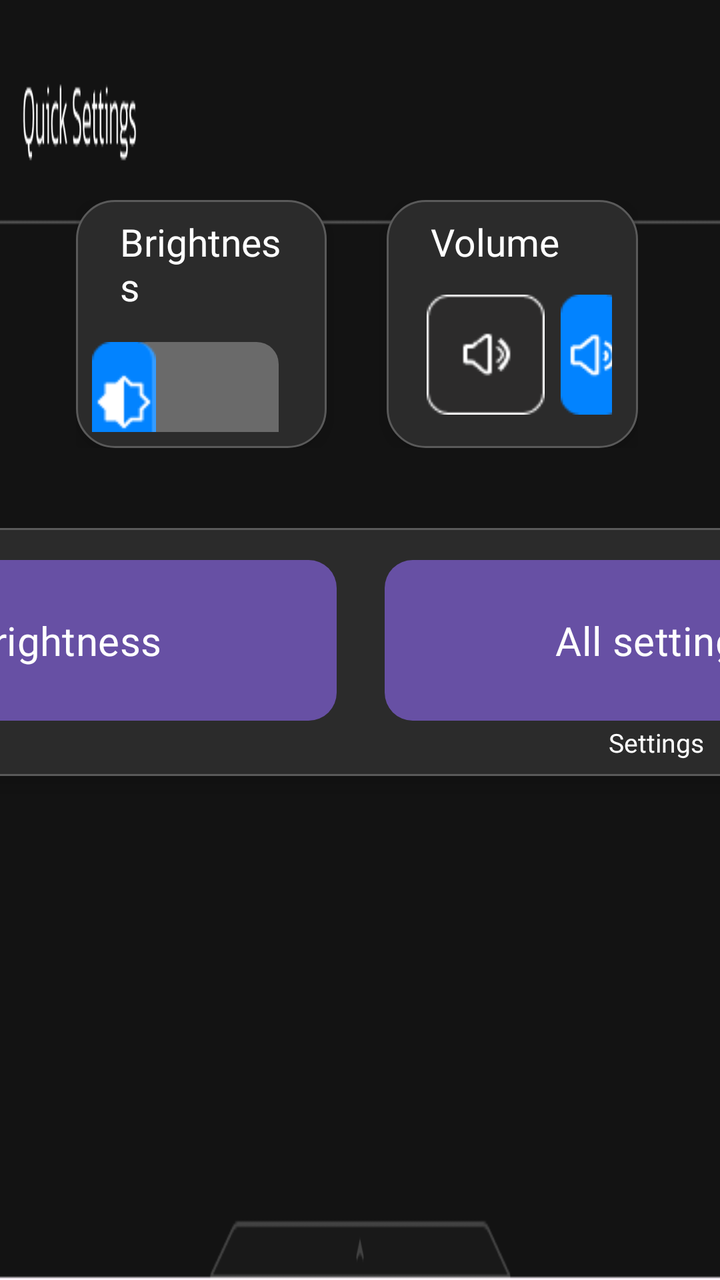
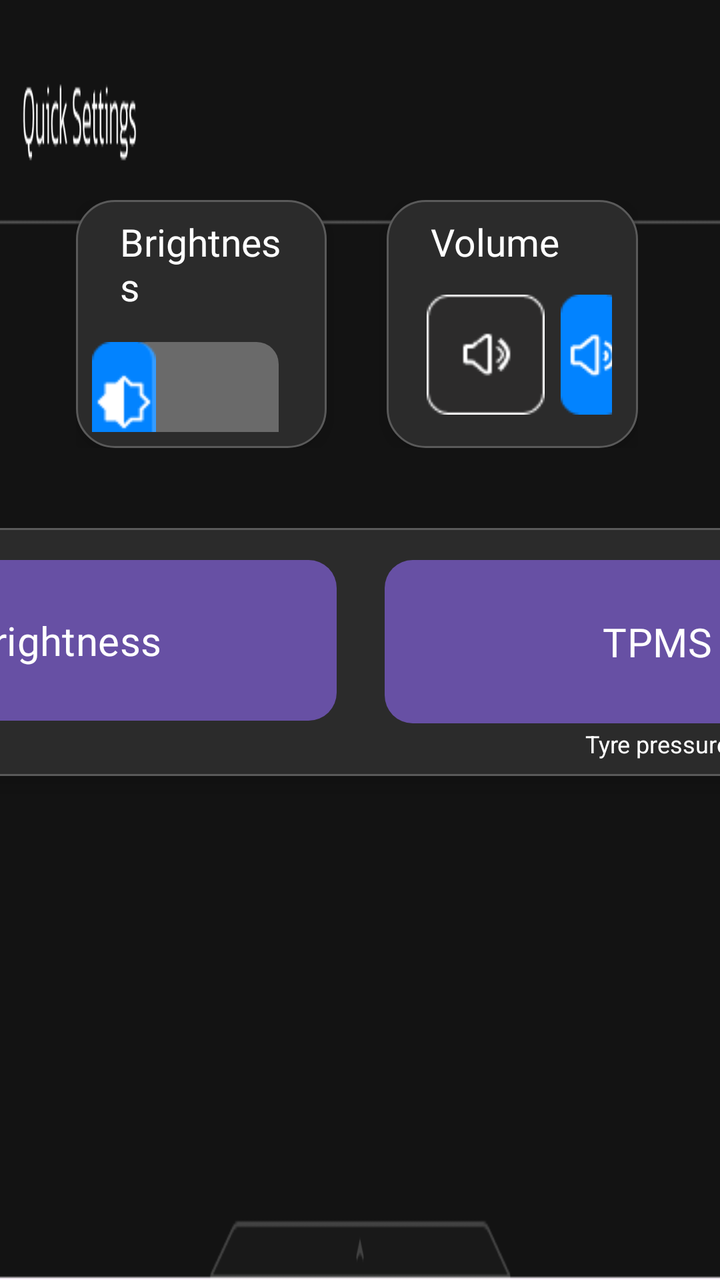

Compare the two renders of this Android layout. The source of the first and the diff that turns it into the second are given below.
<!-- AndroidManifest.xml: application theme Theme.rideOS -->
<!-- res/layout/activity_quick_setting.xml -->
<androidx.constraintlayout.widget.ConstraintLayout
    xmlns:android="http://schemas.android.com/apk/res/android"
    xmlns:app="http://schemas.android.com/apk/res-auto"
    xmlns:tools="http://schemas.android.com/tools"
    android:id="@+id/main"
    android:layout_width="1280dp"
    android:layout_height="480dp"
    android:background="@drawable/quicksetbg"
    tools:context=".QuickSetting">

    
    <LinearLayout
        android:id="@+id/topControlsContainer"
        android:layout_width="0dp"
        android:layout_height="wrap_content"
        android:layout_marginTop="100dp"
        android:orientation="horizontal"
        android:layout_marginStart="38dp"
        android:layout_marginEnd="41dp"
        app:layout_constraintTop_toTopOf="parent"
        app:layout_constraintStart_toStartOf="parent"
        app:layout_constraintEnd_toEndOf="parent">

        
        <LinearLayout
            android:id="@+id/brightnessContainer"
            android:layout_width="0dp"
            android:layout_height="124dp"
            android:layout_weight="1"
            android:background="@drawable/seekbar_container_bg"
            android:elevation="6dp"
            android:orientation="vertical"
            android:padding="8dp">

            <LinearLayout
                android:layout_width="match_parent"
                android:layout_height="wrap_content"
                android:orientation="horizontal"
                android:layout_marginStart="14dp"
                android:layout_marginEnd="14dp"
                android:gravity="center_vertical"
                >

                <TextView
                    android:id="@+id/brightnessLabel"
                    android:layout_width="wrap_content"
                    android:layout_height="wrap_content"
                    android:text="Brightness"
                    android:fontFamily="@font/kanit"
                    android:textColor="#FFFFFF"
                    android:textSize="19sp" />

                <TextView
                    android:id="@+id/autoBrightnessText"
                    android:layout_width="190dp"
                    android:layout_height="wrap_content"
                    android:layout_marginStart="248dp"
                    android:fontFamily="@font/kanitlite"
                    android:text="90%"
                    android:textAlignment="textEnd"
                    android:textColor="#FFEB3B"
                    android:textSize="17sp" />
            </LinearLayout>

            <SeekBar
                android:id="@+id/brightnessSlider"
                android:layout_width="match_parent"
                android:layout_height="90dp"
                android:max="255"
                android:progressDrawable="@drawable/custom_seekbar"
                android:splitTrack="false"
                android:thumb="@drawable/brigness_seekbarhtumb"
                android:thumbTint="@null" />


        </LinearLayout>


        
        <LinearLayout
            android:id="@+id/volumeContainer"
            android:layout_width="0dp"
            android:layout_height="124dp"
            android:layout_marginStart="30dp"
            android:layout_weight="1"
            android:background="@drawable/seekbar_container_bg"
            android:elevation="6dp"
            android:orientation="vertical"
            android:padding="8dp">

            <TextView
                android:id="@+id/volumeLabel"
                android:layout_width="wrap_content"
                android:layout_height="wrap_content"
                android:fontFamily="@font/kanit"
                android:text="Volume"
                android:layout_marginStart="14dp"

                android:textColor="#FFFFFF"
                android:textSize="19sp" />

            <LinearLayout
                android:layout_width="match_parent"
                android:layout_height="match_parent"
                android:layout_marginTop="5dp"
                android:gravity="center_vertical"
                android:orientation="horizontal">


                <ImageButton
                    android:id="@+id/muteButton"
                    android:layout_width="59dp"
                    android:layout_height="60dp"
                    android:layout_marginStart="12dp"
                    android:layout_marginEnd="8dp"
                    android:adjustViewBounds="true"
                    android:background="@android:color/transparent"
                    android:contentDescription="Mute toggle"
                    android:scaleType="fitXY"
                    android:src="@drawable/unmutted" />
                <SeekBar
                    android:id="@+id/volumeSlider"
                    android:layout_width="0dp"
                    android:layout_height="90dp"
                    android:layout_weight="1"
                    android:max="255"
                    android:layout_marginEnd="5dp"
                    android:progressDrawable="@drawable/custom_seekbar"
                    android:splitTrack="false"
                    android:thumb="@drawable/volumebar_thumb"
                    android:thumbTint="@null" />


            </LinearLayout>
        </LinearLayout>
    </LinearLayout>

    
    <LinearLayout
        android:id="@+id/toggleButtonsContainer"
        android:layout_width="1200dp"
        android:layout_height="124dp"
        android:layout_marginTop="264dp"
        android:layout_marginStart="26dp"
        android:layout_marginEnd="26dp"
        android:orientation="horizontal"
        app:layout_constraintTop_toTopOf="parent"
        app:layout_constraintStart_toStartOf="parent"
        app:layout_constraintEnd_toEndOf="parent"
        android:background="@drawable/seekbar_container_bg"
        android:elevation="6dp"
        android:padding="8dp">

        
        <LinearLayout
            android:layout_width="0dp"
            android:layout_height="match_parent"
            android:layout_weight="1"
            android:orientation="vertical"
            android:gravity="center">

            <Button
                android:id="@+id/wifiToggle"
                style="@style/QuickButtonStyle"
                android:text="Wi-Fi"
                android:layout_width="match_parent"
                android:layout_height="0dp"
                android:layout_weight="1"
                android:backgroundTint="#555555"
                android:textColor="#FFFFFF"/>

            <TextView
                android:id="@+id/wifiStatusText"
                android:layout_width="wrap_content"
                android:layout_height="wrap_content"
                android:text=""
                android:textColor="#FFFFFF"
                android:textSize="13sp"
                android:fontFamily="@font/kanit"
                android:gravity="center"
                android:layout_marginTop="2dp"/>
        </LinearLayout>


        




























        <LinearLayout
            android:layout_width="0dp"
            android:layout_height="match_parent"
            android:layout_weight="1"
            android:orientation="vertical"
            android:gravity="center">

            <Button
                android:id="@+id/autoBrightnessToggle"
                style="@style/QuickButtonStyle"
                android:text="Brightness"
                android:layout_width="match_parent"
                android:layout_height="0dp"
                android:layout_weight="1"
                android:backgroundTint="#555555"
                android:textColor="#FFFFFF"/>

            <TextView
                android:id="@+id/autoBrightnessStatus"
                android:layout_width="wrap_content"
                android:layout_height="wrap_content"
                android:text=""
                android:textColor="#FFFFFF"
                android:textSize="13sp"
                android:fontFamily="@font/kanit"
                android:gravity="center"
                android:layout_marginTop="2dp"/>
        </LinearLayout>
        
        <LinearLayout
            android:layout_width="0dp"
            android:layout_height="match_parent"
            android:layout_weight="1"
            android:orientation="vertical"
            android:gravity="center">

            <Button
                android:id="@+id/Settingbtn"
                style="@style/QuickButtonStyle"
                android:text="All settings"
                android:layout_width="match_parent"
                android:layout_height="0dp"
                android:layout_weight="1"
                android:backgroundTint="#1C78BE"
                android:textColor="#FFFFFF"/>

            
            <TextView
                android:id="@+id/bluetoothStatusText"
                android:layout_width="wrap_content"
                android:layout_height="wrap_content"
                android:text="Settings"
                android:textColor="#FFFFFF"
                android:textSize="13sp"
                android:gravity="center"
                android:fontFamily="@font/kanit"
                android:layout_marginTop="2dp"/>
        </LinearLayout>

        
        <LinearLayout
            android:layout_width="0dp"
            android:layout_height="match_parent"
            android:layout_weight="1"
            android:orientation="vertical"
            android:gravity="center">

            <Button
                android:id="@+id/blue_tpmsbtn"
                style="@style/QuickButtonStyle"
                android:text="TPMS"
                android:layout_width="match_parent"
                android:layout_height="0dp"
                android:layout_weight="1"
                android:backgroundTint="#1C78BE"
                android:textColor="#FFFFFF"/>
            <TextView
                android:id="@+id/soundstoggleStatusText"
                android:layout_width="wrap_content"
                android:layout_height="wrap_content"
                android:text="Tyre pressure"
                android:textColor="#FFFFFF"
                android:textSize="12sp"
                android:gravity="center"
                android:layout_marginTop="2dp"/>
        </LinearLayout>

    </LinearLayout>

    



























</androidx.constraintlayout.widget.ConstraintLayout>
<!-- resources referenced by this layout -->
<resources>
  <!-- drawable brigness_seekbarhtumb: png bitmap (drawable, 886 bytes) -->
  <!-- drawable custom_seekbar (drawable) -->
  <?xml version="1.0" encoding="utf-8"?>
  <layer-list xmlns:android="http://schemas.android.com/apk/res/android">
  
      
      <item android:id="@android:id/background">
          <shape android:shape="rectangle">
              <corners android:radius="11dp" />
              <size android:height="56dp" />
              <solid android:color="#6A6A6A" />
          </shape>
      </item>
  
      
      <item android:id="@android:id/progress">
          <clip>
              <shape android:shape="rectangle">
                  <corners android:radius="10dp" />
                  <size android:height="60dp" />
                  <solid android:color="#0582FF" />
              </shape>
          </clip>
      </item>
  
  </layer-list>
  <!-- drawable quicksetbg: png bitmap (drawable, 7041 bytes) -->
  <!-- drawable seekbar_container_bg (drawable) -->
  <shape xmlns:android="http://schemas.android.com/apk/res/android"
      android:shape="rectangle">
      <solid android:color="#2B2B2B" />
      <corners android:radius="19dp" />
      <stroke
          android:width="1dp"
          android:color="#5A5A5A" />
  </shape>
  <!-- drawable unmutted: png bitmap (drawable, 1140 bytes) -->
  <!-- drawable volumebar_thumb: png bitmap (drawable, 1061 bytes) -->
  <style name="QuickButtonStyle">
          <item name="android:layout_width">0dp</item>
          <item name="android:layout_height">92dp</item>
          <item name="android:layout_weight">1</item>
          <item name="android:layout_marginStart">12dp</item>
          <item name="android:layout_marginEnd">12dp</item>
          <item name="android:layout_marginTop">8dp</item>
          <item name="android:background">@drawable/rounded_button1</item>
          <item name="android:backgroundTint">#444444</item>
          <item name="android:fontFamily">@font/kanit</item>
          <item name="android:textColor">#FFFFFF</item>
          <item name="android:textSize">20dp</item>
      </style>
  <style name="Theme.rideOS" parent="Base.Theme.rideOS" />
  <!-- drawable rounded_button1 (drawable) -->
  <?xml version="1.0" encoding="utf-8"?>
  <shape xmlns:android="http://schemas.android.com/apk/res/android"
      android:shape="rectangle">
  
      
      <solid android:color="#444444" />
  
      
      <corners android:radius="14dp" /> 
  
  </shape>
  <style name="Base.Theme.rideOS" parent="Theme.Material3.DayNight.NoActionBar">
          
          
      </style>
</resources>

<!-- the commit's change to res/layout/activity_quick_setting.xml (unified diff, before → after) -->
@@ -240,6 +240,9 @@
                 android:layout_marginTop="2dp"/>
         </LinearLayout>
         
+
+
+        
         <LinearLayout
             android:layout_width="0dp"
             android:layout_height="match_parent"
@@ -248,14 +251,40 @@
             android:gravity="center">
 
             <Button
-                android:id="@+id/Settingbtn"
+                android:id="@+id/blue_tpmsbtn"
                 style="@style/QuickButtonStyle"
-                android:text="All settings"
+                android:text="TPMS"
                 android:layout_width="match_parent"
                 android:layout_height="0dp"
                 android:layout_weight="1"
                 android:backgroundTint="#1C78BE"
                 android:textColor="#FFFFFF"/>
+            <TextView
+                android:id="@+id/soundstoggleStatusText"
+                android:layout_width="wrap_content"
+                android:layout_height="wrap_content"
+                android:text="Tyre pressure"
+                android:textColor="#FFFFFF"
+                android:textSize="12sp"
+                android:gravity="center"
+                android:layout_marginTop="2dp"/>
+        </LinearLayout>
+        <LinearLayout
+            android:layout_width="0dp"
+            android:layout_height="match_parent"
+            android:layout_weight="1"
+            android:orientation="vertical"
+            android:gravity="center">
+
+            <Button
+                android:id="@+id/Settingbtn"
+                style="@style/QuickButtonStyle"
+                android:text="New feature"
+                android:layout_width="match_parent"
+                android:layout_height="0dp"
+                android:layout_weight="1"
+                android:backgroundTint="#1C78BE"
+                android:textColor="#FFFFFF"/>
 
             
             <TextView
@@ -269,35 +298,6 @@
                 android:fontFamily="@font/kanit"
                 android:layout_marginTop="2dp"/>
         </LinearLayout>
-
-        
-        <LinearLayout
-            android:layout_width="0dp"
-            android:layout_height="match_parent"
-            android:layout_weight="1"
-            android:orientation="vertical"
-            android:gravity="center">
-
-            <Button
-                android:id="@+id/blue_tpmsbtn"
-                style="@style/QuickButtonStyle"
-                android:text="TPMS"
-                android:layout_width="match_parent"
-                android:layout_height="0dp"
-                android:layout_weight="1"
-                android:backgroundTint="#1C78BE"
-                android:textColor="#FFFFFF"/>
-            <TextView
-                android:id="@+id/soundstoggleStatusText"
-                android:layout_width="wrap_content"
-                android:layout_height="wrap_content"
-                android:text="Tyre pressure"
-                android:textColor="#FFFFFF"
-                android:textSize="12sp"
-                android:gravity="center"
-                android:layout_marginTop="2dp"/>
-        </LinearLayout>
-
     </LinearLayout>
 
     
@@ -315,17 +315,17 @@
 
 
 
-
-
-
-
-
-
-
-
-
-
-
-
-
+    <ImageButton
+        android:id="@+id/allSetbtn"
+        android:layout_width="176dp"
+        android:layout_height="42dp"
+        android:layout_marginTop="412dp"
+        android:layout_marginStart="1060dp"
+        android:adjustViewBounds="true"
+        android:background="@android:color/transparent"
+        android:foreground="@drawable/btn_click_effect"
+        android:padding="0dp"
+        android:src="@drawable/allsettingsbtninquicksetting"
+        app:layout_constraintTop_toTopOf="parent"
+        app:layout_constraintStart_toStartOf="parent" />
 </androidx.constraintlayout.widget.ConstraintLayout>
<!-- resource entries referenced after the edit -->
@@ -1,6 +1,20 @@
 <!-- resources referenced by this layout -->
 <resources>
+  <!-- drawable allsettingsbtninquicksetting: png bitmap (drawable, 1601 bytes) -->
   <!-- drawable brigness_seekbarhtumb: png bitmap (drawable, 886 bytes) -->
+  <!-- drawable btn_click_effect (drawable) -->
+  <?xml version="1.0" encoding="utf-8"?>
+  <ripple xmlns:android="http://schemas.android.com/apk/res/android"
+      android:color="#FFDEDEDE"> 
+  
+      
+      <item android:id="@android:id/mask">
+          <shape android:shape="rectangle">
+              <solid android:color="#FFDEDEDE" />
+              <corners android:radius="25dp" /> 
+          </shape>
+      </item>
+  </ripple>
   <!-- drawable custom_seekbar (drawable) -->
   <?xml version="1.0" encoding="utf-8"?>
   <layer-list xmlns:android="http://schemas.android.com/apk/res/android">
